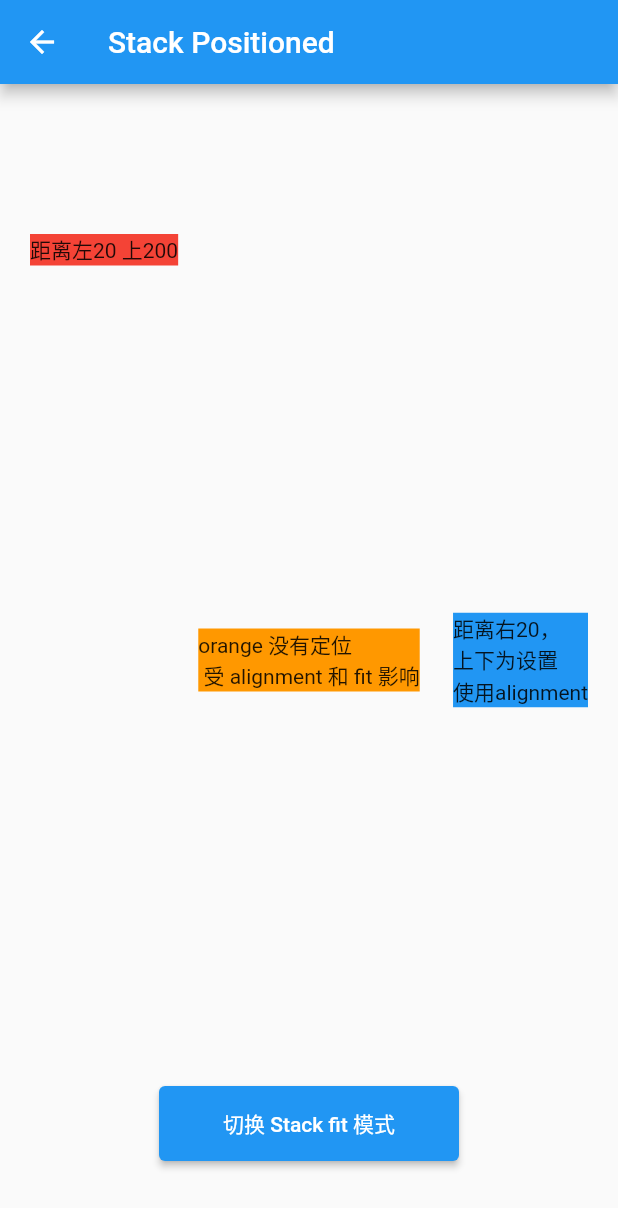
After one commit to xxxIxxxx/flutter_ddup, a Flutter app: the screen it shows after launch, after a tap on "Stack Positioned 层叠布局", on a phone screen of 412 x 824 dp. The commit adds this screen. Shown: the top 1208 px of the screen. Run offline on Flutter 3.47's test engine with Material 2 defaults, Android fonts, the phone set to English and light mode, and no system bars; our stand-ins replace fluro.

Commit message:
Stack,Positioned 层叠布局

```diff
--- a/lib/app/home_page.dart
+++ b/lib/app/home_page.dart
@@ -110,6 +110,13 @@ class _MyHomePageState extends State<MyHomePage> {
             },
             child: const Text("Warp Flow 流式布局"),
           ),
+          TextButton(
+            onPressed: () {
+              Application.router.navigateTo(context, Routes.stackPositioned,
+                  transition: TransitionType.native);
+            },
+            child: const Text("Stack Positioned 层叠布局"),
+          ),
         ],
       ),
     );
--- /dev/null
+++ b/lib/class/Stack,Positioned层叠布局/stack_positioned_page.dart
@@ -0,0 +1,59 @@
+import 'package:flutter/material.dart';
+
+class StackPositionedPage extends StatefulWidget {
+  const StackPositionedPage({Key? key}) : super(key: key);
+
+  @override
+  _StackPositionedPageState createState() => _StackPositionedPageState();
+}
+
+class _StackPositionedPageState extends State<StackPositionedPage> {
+  bool isExpand = false;
+
+  @override
+  Widget build(BuildContext context) {
+    return Scaffold(
+      appBar: AppBar(
+        title: const Text('Stack Positioned'),
+      ),
+      body: ConstrainedBox(
+          constraints: const BoxConstraints.expand(),
+          child: Stack(
+            alignment: Alignment.center,
+            fit: isExpand ? StackFit.expand : StackFit.loose,
+            children: <Widget>[
+              Container(
+                child: const Text("orange 没有定位\n 受 alignment 和 fit 影响"),
+                color: Colors.orange,
+              ),
+              Positioned(
+                left: 20,
+                top: 100,
+                child: Container(
+                    color: Colors.red, child: const Text("距离左20 上200")),
+              ),
+              Positioned(
+                  right: 20,
+                  child: Container(
+                    color: Colors.blue,
+                    child: const Text("距离右20，\n上下为设置 \n使用alignment"),
+                  )),
+              Positioned(
+                bottom: 50,
+                child: SizedBox(
+                  width: 200,
+                  height: 50,
+                  child: ElevatedButton(
+                      onPressed: () {
+                        setState(() {
+                          isExpand = !isExpand;
+                        });
+                      },
+                      child: const Text("切换 Stack fit 模式")),
+                ),
+              )
+            ],
+          )),
+    );
+  }
+}
--- a/lib/route/route_handlers.dart
+++ b/lib/route/route_handlers.dart
@@ -2,6 +2,7 @@ import 'package:fluro/fluro.dart';
 import 'package:flutter/cupertino.dart';
 import 'package:flutter_ddup/app/home_page.dart';
 import '../class/Flex,Expanded,Spacer弹性布局/flex_expanded_page.dart';
+import '../class/Stack,Positioned层叠布局/stack_positioned_page.dart';
 import '../class/Text文本及样式/text_page.dart';
 import '../class/UnconstrainedBox,ConstrainedBox,SizedBox约束布局/constraints_page.dart';
 import '../class/Warp,Flow流式布局/warp_flow_page.dart';
@@ -85,3 +86,8 @@ var warpFlowHandeler = Handler(
     handlerFunc: (BuildContext? context, Map<String, List<String>> params) {
   return const WarpFlowPage();
 });
+
+var stackPositionedHandeler = Handler(
+    handlerFunc: (BuildContext? context, Map<String, List<String>> params) {
+  return const StackPositionedPage();
+});
--- a/lib/route/routes.dart
+++ b/lib/route/routes.dart
@@ -19,6 +19,7 @@ class Routes {
   static String rowColumn = "/rowColumn";
   static String flexExpanded = "/flexExpanded";
   static String warpFlow = "/warpFlow";
+  static String stackPositioned = "/stackPositioned";
 
   static void configureRoutes(FluroRouter router) {
     router.notFoundHandler = Handler(
@@ -39,5 +40,6 @@ class Routes {
     router.define(rowColumn, handler: rowColumnHandeler);
     router.define(flexExpanded, handler: flexExpandedHandeler);
     router.define(warpFlow, handler: warpFlowHandeler);
+    router.define(stackPositioned, handler: stackPositionedHandeler);
   }
 }
```
